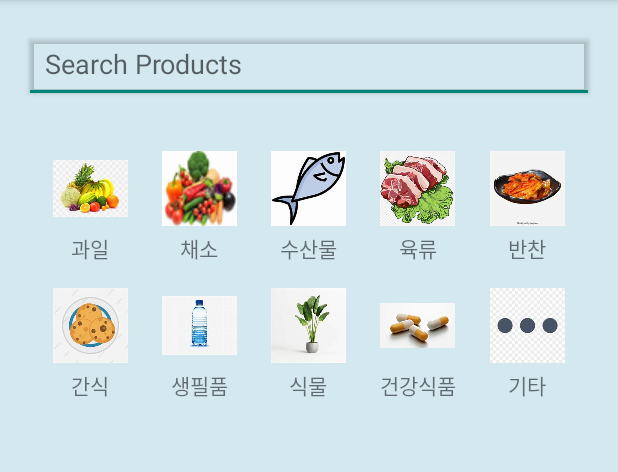
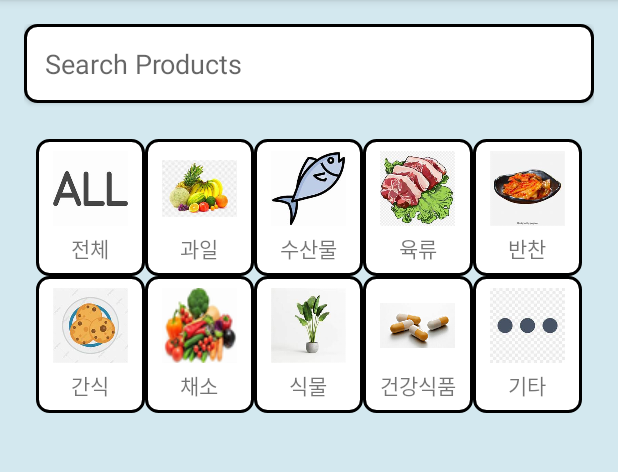
Before and after one commit to swisdom784/sintoburi, an Android app: the screen it shows after launch once a user with an empty profile is signed in (MainActivity), on a phone screen of 412 x 824 dp, the part 84-556 px from its top. Run offline under Robolectric (Android 15) with nearby library versions, the phone set to English and light mode, and no system bars; our stand-ins replace Firebase (no records; nobody signed in at launch, a user with empty details on screens opened directly).

Commit message:
상품 구매 기능 파이어베이스에 올라온 상품들 연결 상품 클릭 시 새로운 액티비티로 넘어감

```diff
--- a/Sintoburi/app/build.gradle.kts
+++ b/Sintoburi/app/build.gradle.kts
@@ -50,10 +50,12 @@ dependencies {
     implementation(libs.material)
     implementation(libs.activity)
     implementation(libs.constraintlayout)
+    implementation(libs.firebase.storage)
     testImplementation(libs.junit)
     androidTestImplementation(libs.ext.junit)
     androidTestImplementation(libs.espresso.core)
     implementation ("com.github.bumptech.glide:glide:4.12.0")
     annotationProcessor ("com.github.bumptech.glide:compiler:4.12.0")
     implementation ("androidx.recyclerview:recyclerview:1.2.1")
+    implementation ("com.squareup.picasso:picasso:2.71828")
 }
--- a/Sintoburi/app/src/main/AndroidManifest.xml
+++ b/Sintoburi/app/src/main/AndroidManifest.xml
@@ -21,6 +21,7 @@
                 <category android:name="android.intent.category.LAUNCHER" />
             </intent-filter>
         </activity>
+        <activity android:name=".ProductDetailActivity"></activity>
         <activity
             android:name=".Join"
             android:exported="false" />
--- a/Sintoburi/app/src/main/java/com/example/sintoburi/FruitFragment.java
+++ b/Sintoburi/app/src/main/java/com/example/sintoburi/FruitFragment.java
@@ -3,6 +3,7 @@ package com.example.sintoburi;
 import android.os.Bundle;
 import android.text.Editable;
 import android.text.TextWatcher;
+import android.util.Log;
 import android.view.LayoutInflater;
 import android.view.View;
 import android.view.ViewGroup;
@@ -42,7 +43,7 @@ public class FruitFragment extends Fragment {
         recyclerView.setLayoutManager(new LinearLayoutManager(getContext()));
 
         // Firebase Database 참조
-        mDatabase = FirebaseDatabase.getInstance().getReference().child("products");
+        mDatabase = FirebaseDatabase.getInstance().getReference().child("Products");
         productList = new ArrayList<>();
 
         // 어댑터 설정
@@ -67,13 +68,13 @@ public class FruitFragment extends Fragment {
         });
 
         // 카테고리 버튼 클릭 이벤트 설정
+        setLinearLayoutListener(view, R.id.allButton, null);
         setLinearLayoutListener(view, R.id.fruitButton, "과일");
         setLinearLayoutListener(view, R.id.vegetableButton, "채소");
         setLinearLayoutListener(view, R.id.seafoodButton, "수산물");
         setLinearLayoutListener(view, R.id.meatButton, "육류");
         setLinearLayoutListener(view, R.id.sideDishButton, "반찬");
         setLinearLayoutListener(view, R.id.snackButton, "간식");
-        setLinearLayoutListener(view, R.id.dailyNecessitiesButton, "생필품");
         setLinearLayoutListener(view, R.id.plantButton, "식물");
         setLinearLayoutListener(view, R.id.healthFoodButton, "건강식품");
         setLinearLayoutListener(view, R.id.otherButton, "기타");
@@ -83,7 +84,13 @@ public class FruitFragment extends Fragment {
 
     private void setLinearLayoutListener(View parentView, int layoutId, String category) {
         LinearLayout layout = parentView.findViewById(layoutId);
-        layout.setOnClickListener(v -> filterByCategory(category));
+        layout.setOnClickListener(v -> {
+            if (category == null) {
+                showAllProducts();
+            } else {
+                filterByCategory(category);
+            }
+        });
     }
 
     private void loadDataFromFirebase() {
@@ -93,14 +100,16 @@ public class FruitFragment extends Fragment {
                 productList.clear();
                 for (DataSnapshot snapshot : dataSnapshot.getChildren()) {
                     Product product = snapshot.getValue(Product.class);
-                    productList.add(product);
+                    if (product != null) {
+                        productList.add(product);
+                    }
                 }
                 productAdapter.notifyDataSetChanged();
             }
 
             @Override
             public void onCancelled(@NonNull DatabaseError databaseError) {
-                // 에러 처리
+                Log.e("FirebaseDatabase", "Error: " + databaseError.getMessage());
             }
         });
     }
@@ -126,4 +135,9 @@ public class FruitFragment extends Fragment {
         productAdapter = new ProductAdapter(getContext(), filteredList);
         recyclerView.setAdapter(productAdapter);
     }
+
+    private void showAllProducts() {
+        productAdapter = new ProductAdapter(getContext(), productList);
+        recyclerView.setAdapter(productAdapter);
+    }
 }
--- a/Sintoburi/app/src/main/java/com/example/sintoburi/Product.java
+++ b/Sintoburi/app/src/main/java/com/example/sintoburi/Product.java
@@ -102,4 +102,6 @@ public class Product implements Serializable {
     public void setFavoriteCount(int favoriteCount) {
         this.favoriteCount = favoriteCount;
     }
+
+
 }
--- /dev/null
+++ b/Sintoburi/app/src/main/res/drawable/button_border.xml
@@ -0,0 +1,16 @@
+<selector xmlns:android="http://schemas.android.com/apk/res/android">
+    <item android:state_pressed="true">
+        <shape android:shape="rectangle">
+            <solid android:color="#80ADD8E6" />
+            <stroke android:width="2dp" android:color="#000000" />
+            <corners android:radius="8dp" />
+        </shape>
+    </item>
+    <item>
+        <shape android:shape="rectangle">
+            <solid android:color="#FFFFFF" />
+            <stroke android:width="2dp" android:color="#000000" />
+            <corners android:radius="8dp" />
+        </shape>
+    </item>
+</selector>
--- /dev/null
+++ b/Sintoburi/app/src/main/res/drawable/edittext_border.xml
@@ -0,0 +1,13 @@
+<shape xmlns:android="http://schemas.android.com/apk/res/android"
+    android:shape="rectangle">
+    <solid android:color="#FFFFFF"/>
+    <stroke
+        android:width="2dp"
+        android:color="#000000"/>
+    <corners android:radius="8dp"/>
+    <padding
+        android:left="10dp"
+        android:top="10dp"
+        android:right="10dp"
+        android:bottom="10dp"/>
+</shape>
--- a/Sintoburi/app/src/main/res/layout/fragment_fruit.xml
+++ b/Sintoburi/app/src/main/res/layout/fragment_fruit.xml
@@ -13,7 +13,8 @@
         android:layout_height="wrap_content"
         android:hint="Search Products"
         android:padding="14dp"
-        android:elevation="2dp"/> <!-- 그림자 추가 -->
+        android:elevation="2dp"
+        android:background="@drawable/edittext_border"/> <!-- 그림자 추가 -->
          <!-- 테두리 둥글게 -->
 
 
@@ -27,7 +28,7 @@
         android:padding="8dp">
 
         <LinearLayout
-            android:id="@+id/fruitButton"
+            android:id="@+id/allButton"
             android:layout_width="0dp"
             android:layout_height="wrap_content"
             android:layout_row="0"
@@ -35,10 +36,39 @@
             android:layout_columnWeight="1"
             android:orientation="vertical"
             android:gravity="center"
-            android:background="?attr/selectableItemBackground"
+            android:background="@drawable/button_border"
             android:padding="8dp"
             android:clickable="true"
             android:focusable="true">
+
+            <ImageView
+                android:layout_width="50dp"
+                android:layout_height="50dp"
+                android:src="@drawable/all_image" />
+
+            <TextView
+                android:layout_width="wrap_content"
+                android:layout_height="wrap_content"
+                android:text="전체"
+                android:gravity="center"
+                android:layout_marginTop="4dp"/>
+        </LinearLayout>
+
+        <!-- 이와 같은 방식으로 다른 버튼들도 추가합니다 -->
+
+        <LinearLayout
+            android:id="@+id/fruitButton"
+            android:layout_width="0dp"
+            android:layout_height="wrap_content"
+            android:layout_row="0"
+            android:layout_column="1"
+            android:layout_columnWeight="1"
+            android:background="@drawable/button_border"
+            android:clickable="true"
+            android:focusable="true"
+            android:gravity="center"
+            android:orientation="vertical"
+            android:padding="8dp">
 
             <ImageView
                 android:layout_width="50dp"
@@ -48,24 +78,24 @@
             <TextView
                 android:layout_width="wrap_content"
                 android:layout_height="wrap_content"
-                android:text="과일"
+                android:layout_marginTop="4dp"
                 android:gravity="center"
-                android:layout_marginTop="4dp"/>
+                android:text="과일" />
         </LinearLayout>
 
         <LinearLayout
             android:id="@+id/vegetableButton"
             android:layout_width="0dp"
             android:layout_height="wrap_content"
-            android:layout_row="0"
+            android:layout_row="1"
             android:layout_column="1"
             android:layout_columnWeight="1"
+            android:background="@drawable/button_border"
+            android:clickable="true"
+            android:focusable="true"
+            android:gravity="center"
             android:orientation="vertical"
-            android:gravity="center"
-            android:background="?attr/selectableItemBackground"
-            android:padding="8dp"
-            android:clickable="true"
-            android:focusable="true">
+            android:padding="8dp">
 
             <ImageView
                 android:layout_width="50dp"
@@ -75,12 +105,10 @@
             <TextView
                 android:layout_width="wrap_content"
                 android:layout_height="wrap_content"
-                android:text="채소"
+                android:layout_marginTop="4dp"
                 android:gravity="center"
-                android:layout_marginTop="4dp"/>
+                android:text="채소" />
         </LinearLayout>
-
-        <!-- 이와 같은 방식으로 다른 버튼들도 추가합니다 -->
 
         <LinearLayout
             android:id="@+id/seafoodButton"
@@ -91,7 +119,7 @@
             android:layout_columnWeight="1"
             android:orientation="vertical"
             android:gravity="center"
-            android:background="?attr/selectableItemBackground"
+            android:background="@drawable/button_border"
             android:padding="8dp"
             android:clickable="true"
             android:focusable="true">
@@ -118,7 +146,7 @@
             android:layout_columnWeight="1"
             android:orientation="vertical"
             android:gravity="center"
-            android:background="?attr/selectableItemBackground"
+            android:background="@drawable/button_border"
             android:padding="8dp"
             android:clickable="true"
             android:focusable="true">
@@ -145,7 +173,7 @@
             android:layout_columnWeight="1"
             android:orientation="vertical"
             android:gravity="center"
-            android:background="?attr/selectableItemBackground"
+            android:background="@drawable/button_border"
             android:padding="8dp"
             android:clickable="true"
             android:focusable="true">
@@ -174,7 +202,7 @@
             android:layout_columnWeight="1"
             android:orientation="vertical"
             android:gravity="center"
-            android:background="?attr/selectableItemBackground"
+            android:background="@drawable/button_border"
             android:padding="8dp"
             android:clickable="true"
             android:focusable="true">
@@ -192,32 +220,8 @@
                 android:layout_marginTop="4dp"/>
         </LinearLayout>
 
-        <LinearLayout
-            android:id="@+id/dailyNecessitiesButton"
-            android:layout_width="0dp"
-            android:layout_height="wrap_content"
-            android:layout_row="1"
-            android:layout_column="1"
-            android:layout_columnWeight="1"
-            android:orientation="vertical"
-            android:gravity="center"
-            android:background="?attr/selectableItemBackground"
-            android:padding="8dp"
-            android:clickable="true"
-            android:focusable="true">
 
-            <ImageView
-                android:layout_width="50dp"
-                android:layout_height="50dp"
-                android:src="@drawable/necessities_image" />
 
-            <TextView
-                android:layout_width="wrap_content"
-                android:layout_height="wrap_content"
-                android:text="생필품"
-                android:gravity="center"
-                android:layout_marginTop="4dp"/>
-        </LinearLayout>
 
         <LinearLayout
             android:id="@+id/plantButton"
@@ -228,7 +232,7 @@
             android:layout_columnWeight="1"
             android:orientation="vertical"
             android:gravity="center"
-            android:background="?attr/selectableItemBackground"
+            android:background="@drawable/button_border"
             android:padding="8dp"
             android:clickable="true"
             android:focusable="true">
@@ -255,7 +259,7 @@
             android:layout_columnWeight="1"
             android:orientation="vertical"
             android:gravity="center"
-            android:background="?attr/selectableItemBackground"
+            android:background="@drawable/button_border"
             android:padding="8dp"
             android:clickable="true"
             android:focusable="true">
@@ -282,7 +286,7 @@
             android:layout_columnWeight="1"
             android:orientation="vertical"
             android:gravity="center"
-            android:background="?attr/selectableItemBackground"
+            android:background="@drawable/button_border"
             android:padding="8dp"
             android:clickable="true"
             android:focusable="true">
--- a/Sintoburi/app/src/main/res/layout/item_product.xml
+++ b/Sintoburi/app/src/main/res/layout/item_product.xml
@@ -1,9 +1,11 @@
+<?xml version="1.0" encoding="utf-8"?>
 <LinearLayout xmlns:android="http://schemas.android.com/apk/res/android"
     android:layout_width="match_parent"
     android:layout_height="wrap_content"
     android:orientation="horizontal"
     android:padding="16dp"
-    android:background="?android:attr/selectableItemBackground">
+    android:background="@drawable/item_border"
+    android:layout_margin="8dp">
 
     <ImageView
         android:id="@+id/imageView"
```
Also changed, not shown: Sintoburi/app/src/main/java/com/example/sintoburi/ProductDetailActivity.java (+9 -0 lines), Sintoburi/app/src/main/res/drawable/item_border.xml (added, +8 -0 lines), Sintoburi/app/src/main/res/layout/activity_product_detail.xml (+11 -2 lines), Sintoburi/gradle/libs.versions.toml (+7 -1 lines), Sintoburi/app/src/main/res/drawable/all_image.png (added), Sintoburi/gradle/wrapper/gradle-wrapper.properties.
